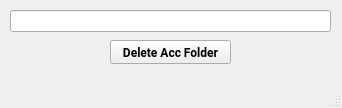
Old version of the form PyPassManGUI/window_ui_files/DeleteAccFolderWindow.ui in the repository Obscurely/PyPassMan.
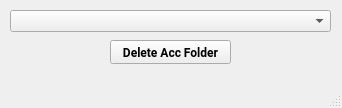
New version of the form.

Commit message: Add combo boxes for selecting folders and others.

The edit to the form file:
```diff
--- a/PyPassManGUI/window_ui_files/DeleteAccFolderWindow.ui
+++ b/PyPassManGUI/window_ui_files/DeleteAccFolderWindow.ui
@@ -19,22 +19,6 @@
    <string>Delete Acc Folder</string>
   </property>
   <widget class="QWidget" name="centralwidget">
-   <widget class="QLineEdit" name="FolderNameInput">
-    <property name="geometry">
-     <rect>
-      <x>10</x>
-      <y>10</y>
-      <width>321</width>
-      <height>22</height>
-     </rect>
-    </property>
-    <property name="font">
-     <font>
-      <family>Roboto</family>
-      <pointsize>12</pointsize>
-     </font>
-    </property>
-   </widget>
    <widget class="QPushButton" name="bDeleteAccFolder">
     <property name="geometry">
      <rect>
@@ -57,6 +41,16 @@
      <string>Return</string>
     </property>
    </widget>
+   <widget class="QComboBox" name="cbFolders">
+    <property name="geometry">
+     <rect>
+      <x>10</x>
+      <y>10</y>
+      <width>321</width>
+      <height>22</height>
+     </rect>
+    </property>
+   </widget>
   </widget>
   <widget class="QMenuBar" name="menubar">
    <property name="geometry">
```
The commit also changes 13 other files.
